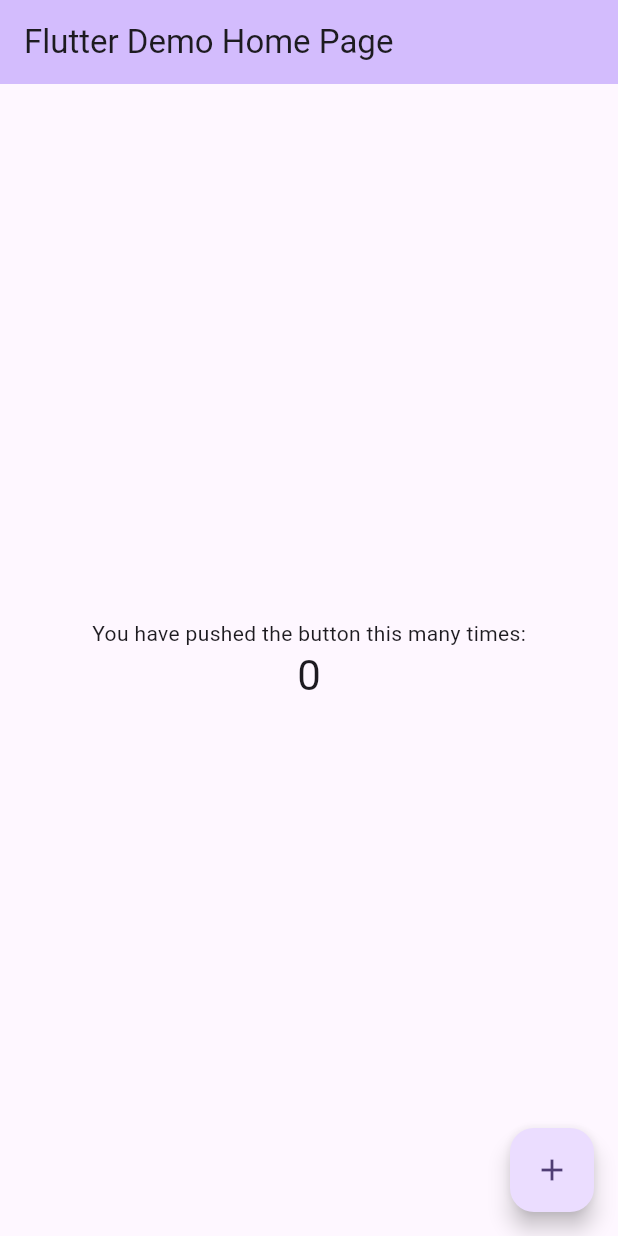
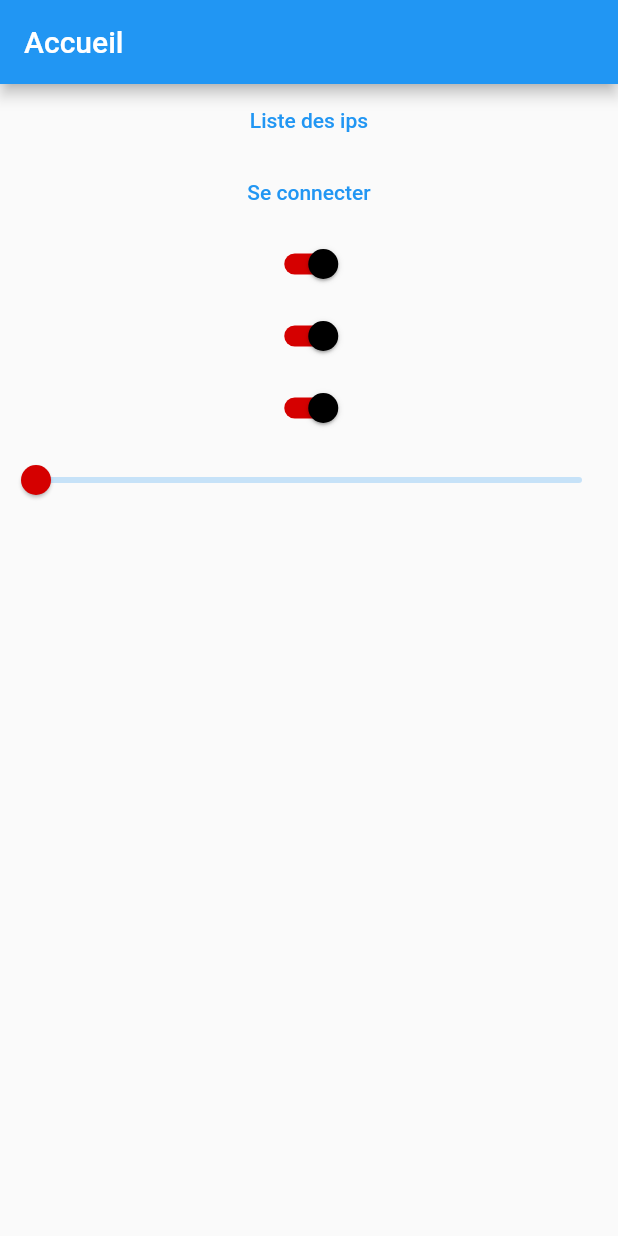
Before and after one commit to PZZed/AstroRemote, a Flutter app: the screen it shows after launch, on a phone screen of 412 x 824 dp. Run offline on Flutter 3.47's test engine with Material 2 defaults, Android fonts, the light colour scheme and no system bars.

Commit message:
Add basic interface

```diff
--- /dev/null
+++ b/lib/home_page.dart
@@ -0,0 +1,120 @@
+import 'package:astroremote/remote_page.dart';
+import 'package:flutter/material.dart';
+
+class HomePage extends StatelessWidget {
+  HomePage({super.key});
+  // final info = NetworkInfo();
+
+  @override
+  Widget build(BuildContext context) {
+    return Scaffold(
+      appBar: AppBar(
+        title: const Text("Accueil"),
+      ),
+      body: Center(
+          child: Column(
+        children: [
+          TextButton(
+              onPressed: () async {
+                try {
+                  //  final wifiIP = await info.getWifiGatewayIP();
+                  //  print(wifiIP.toString());
+                } catch (e) {
+                  print(e);
+                }
+              },
+              child: Text("Liste des ips")),
+          TextButton(
+            child: const Text("Se connecter"),
+            onPressed: () {
+              // Naviguer vers la page 2
+              Navigator.push(context,
+                  MaterialPageRoute(builder: (context) => RemotePage()));
+            },
+          ),
+          CustomSwitchWidget(),
+          CustomSwitchWidget(),
+          CustomSwitchWidget(),
+          CustomSlider()
+        ],
+      )),
+    );
+  }
+}
+
+/// custom, switch code
+class CustomSwitchWidget extends StatefulWidget {
+  @override
+  _FirstCustomSwitxhWidget createState() => _FirstCustomSwitxhWidget();
+}
+
+class _FirstCustomSwitxhWidget extends State<CustomSwitchWidget> {
+  bool light = true;
+  @override
+  Widget build(BuildContext context) {
+    final MaterialStateProperty<Color?> trackColor =
+        MaterialStateProperty.resolveWith<Color?>(
+      (Set<MaterialState> states) {
+        // Track color when the switch is selected.
+        if (states.contains(MaterialState.selected)) {
+          return Colors.redAccent[700];
+        }
+        // Otherwise return null to set default track color
+        // for remaining states such as when the switch is
+        // hovered, focused, or disabled.
+        return null;
+      },
+    );
+    final MaterialStateProperty<Color?> overlayColor =
+        MaterialStateProperty.resolveWith<Color?>(
+      (Set<MaterialState> states) {
+        // Material color when switch is selected.
+        if (states.contains(MaterialState.selected)) {
+          return Colors.redAccent[700];
+        }
+        // Material color when switch is disabled.
+        if (states.contains(MaterialState.disabled)) {
+          return Colors.black;
+        }
+        // Otherwise return null to set default material color
+        // for remaining states such as when the switch is
+        // hovered, or focused.
+        return null;
+      },
+    );
+
+    return Switch(
+      // This bool value toggles the switch.
+      value: light,
+      overlayColor: overlayColor,
+      trackColor: trackColor,
+      thumbColor: const MaterialStatePropertyAll<Color>(Colors.black),
+      onChanged: (bool value) {
+        // This is called when the user toggles the switch.
+        setState(() {
+          light = value;
+        });
+      },
+    );
+  }
+}
+
+/// custom slider code
+class CustomSlider extends StatefulWidget {
+  const CustomSlider({super.key});
+
+  @override
+  _CustomSlider createState() => _CustomSlider();
+}
+
+class _CustomSlider extends State<CustomSlider> {
+  @override
+  Widget build(BuildContext context) {
+    return Slider(
+      activeColor: Colors.redAccent[700],
+      inactiveColor: Colors.redAccent[300],
+      value: 0,
+      onChanged: (double value) {},
+    );
+  }
+}
--- a/lib/main.dart
+++ b/lib/main.dart
@@ -1,125 +1,6 @@
+import 'package:astroremote/home_page.dart';
 import 'package:flutter/material.dart';
 
 void main() {
-  runApp(const MyApp());
+  runApp(MaterialApp(home: HomePage()));
 }
-
-class MyApp extends StatelessWidget {
-  const MyApp({super.key});
-
-  // This widget is the root of your application.
-  @override
-  Widget build(BuildContext context) {
-    return MaterialApp(
-      title: 'Flutter Demo',
-      theme: ThemeData(
-        // This is the theme of your application.
-        //
-        // TRY THIS: Try running your application with "flutter run". You'll see
-        // the application has a blue toolbar. Then, without quitting the app,
-        // try changing the seedColor in the colorScheme below to Colors.green
-        // and then invoke "hot reload" (save your changes or press the "hot
-        // reload" button in a Flutter-supported IDE, or press "r" if you used
-        // the command line to start the app).
-        //
-        // Notice that the counter didn't reset back to zero; the application
-        // state is not lost during the reload. To reset the state, use hot
-        // restart instead.
-        //
-        // This works for code too, not just values: Most code changes can be
-        // tested with just a hot reload.
-        colorScheme: ColorScheme.fromSeed(seedColor: Colors.deepPurple),
-        useMaterial3: true,
-      ),
-      home: const MyHomePage(title: 'Flutter Demo Home Page'),
-    );
-  }
-}
-
-class MyHomePage extends StatefulWidget {
-  const MyHomePage({super.key, required this.title});
-
-  // This widget is the home page of your application. It is stateful, meaning
-  // that it has a State object (defined below) that contains fields that affect
-  // how it looks.
-
-  // This class is the configuration for the state. It holds the values (in this
-  // case the title) provided by the parent (in this case the App widget) and
-  // used by the build method of the State. Fields in a Widget subclass are
-  // always marked "final".
-
-  final String title;
-
-  @override
-  State<MyHomePage> createState() => _MyHomePageState();
-}
-
-class _MyHomePageState extends State<MyHomePage> {
-  int _counter = 0;
-
-  void _incrementCounter() {
-    setState(() {
-      // This call to setState tells the Flutter framework that something has
-      // changed in this State, which causes it to rerun the build method below
-      // so that the display can reflect the updated values. If we changed
-      // _counter without calling setState(), then the build method would not be
-      // called again, and so nothing would appear to happen.
-      _counter++;
-    });
-  }
-
-  @override
-  Widget build(BuildContext context) {
-    // This method is rerun every time setState is called, for instance as done
-    // by the _incrementCounter method above.
-    //
-    // The Flutter framework has been optimized to make rerunning build methods
-    // fast, so that you can just rebuild anything that needs updating rather
-    // than having to individually change instances of widgets.
-    return Scaffold(
-      appBar: AppBar(
-        // TRY THIS: Try changing the color here to a specific color (to
-        // Colors.amber, perhaps?) and trigger a hot reload to see the AppBar
-        // change color while the other colors stay the same.
-        backgroundColor: Theme.of(context).colorScheme.inversePrimary,
-        // Here we take the value from the MyHomePage object that was created by
-        // the App.build method, and use it to set our appbar title.
-        title: Text(widget.title),
-      ),
-      body: Center(
-        // Center is a layout widget. It takes a single child and positions it
-        // in the middle of the parent.
-        child: Column(
-          // Column is also a layout widget. It takes a list of children and
-          // arranges them vertically. By default, it sizes itself to fit its
-          // children horizontally, and tries to be as tall as its parent.
-          //
-          // Column has various properties to control how it sizes itself and
-          // how it positions its children. Here we use mainAxisAlignment to
-          // center the children vertically; the main axis here is the vertical
-          // axis because Columns are vertical (the cross axis would be
-          // horizontal).
-          //
-          // TRY THIS: Invoke "debug painting" (choose the "Toggle Debug Paint"
-          // action in the IDE, or press "p" in the console), to see the
-          // wireframe for each widget.
-          mainAxisAlignment: MainAxisAlignment.center,
-          children: <Widget>[
-            const Text(
-              'You have pushed the button this many times:',
-            ),
-            Text(
-              '$_counter',
-              style: Theme.of(context).textTheme.headlineMedium,
-            ),
-          ],
-        ),
-      ),
-      floatingActionButton: FloatingActionButton(
-        onPressed: _incrementCounter,
-        tooltip: 'Increment',
-        child: const Icon(Icons.add),
-      ), // This trailing comma makes auto-formatting nicer for build methods.
-    );
-  }
-}
--- /dev/null
+++ b/lib/remote_page.dart
@@ -0,0 +1,27 @@
+import 'package:flutter/material.dart';
+
+class RemotePage extends StatefulWidget {
+  @override
+  RemoteState createState() => RemoteState();
+}
+
+class RemoteState extends State<RemotePage> {
+  @override
+  Widget build(BuildContext context) {
+    return Scaffold(
+      appBar: AppBar(
+        title: Text("Page 2"),
+      ),
+      body: Center(
+          child: Column(
+        children: [
+          const Text("This is Page 2"),
+          TextButton(
+            onPressed: () => Navigator.pop(context),
+            child: Text("MDR"),
+          )
+        ],
+      )),
+    );
+  }
+}
```
